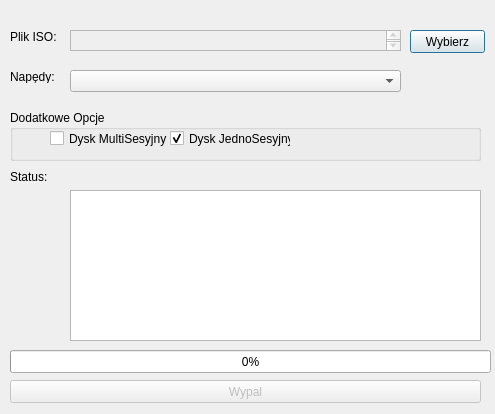
Qt form Easy_Music_Burner/burnisodialog.ui (wp2/EasyMusicBurner) before a commit.
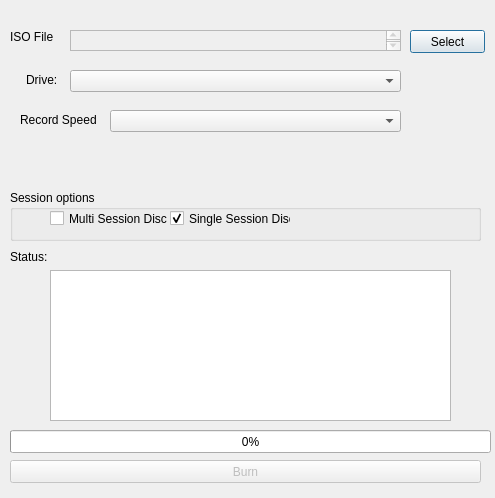
The same form after that commit.

```diff
--- a/Easy_Music_Burner/burnisodialog.ui
+++ b/Easy_Music_Burner/burnisodialog.ui
@@ -7,7 +7,7 @@
     <x>0</x>
     <y>0</y>
     <width>495</width>
-    <height>414</height>
+    <height>498</height>
    </rect>
   </property>
   <property name="windowTitle">
@@ -23,7 +23,7 @@
     </rect>
    </property>
    <property name="text">
-    <string>Plik ISO:</string>
+    <string>ISO File</string>
    </property>
   </widget>
   <widget class="QTextEdit" name="IsoPath">
@@ -49,20 +49,20 @@
     </rect>
    </property>
    <property name="text">
-    <string>Wybierz</string>
+    <string>Select</string>
    </property>
   </widget>
   <widget class="QLabel" name="WritersLabel">
    <property name="geometry">
     <rect>
-     <x>10</x>
+     <x>26</x>
      <y>70</y>
-     <width>47</width>
-     <height>13</height>
+     <width>41</width>
+     <height>20</height>
     </rect>
    </property>
    <property name="text">
-    <string>Napędy:</string>
+    <string>Drive:</string>
    </property>
   </widget>
   <widget class="QComboBox" name="Writers">
@@ -82,20 +82,20 @@
    <property name="geometry">
     <rect>
      <x>10</x>
-     <y>380</y>
+     <y>460</y>
      <width>471</width>
      <height>23</height>
     </rect>
    </property>
    <property name="text">
-    <string>Wypal</string>
+    <string>Burn</string>
    </property>
   </widget>
   <widget class="QLabel" name="StatusLabel">
    <property name="geometry">
     <rect>
      <x>10</x>
-     <y>170</y>
+     <y>250</y>
      <width>47</width>
      <height>13</height>
     </rect>
@@ -107,9 +107,9 @@
   <widget class="QTextBrowser" name="StatusBurn">
    <property name="geometry">
     <rect>
-     <x>70</x>
-     <y>190</y>
-     <width>411</width>
+     <x>50</x>
+     <y>270</y>
+     <width>401</width>
      <height>151</height>
     </rect>
    </property>
@@ -118,13 +118,13 @@
    <property name="geometry">
     <rect>
      <x>10</x>
-     <y>110</y>
+     <y>190</y>
      <width>471</width>
      <height>51</height>
     </rect>
    </property>
    <property name="title">
-    <string>Dodatkowe Opcje</string>
+    <string>Session options</string>
    </property>
    <widget class="QCheckBox" name="MultiSession">
     <property name="geometry">
@@ -136,7 +136,10 @@
      </rect>
     </property>
     <property name="text">
-     <string>Dysk MultiSesyjny</string>
+     <string>Multi Session Disc</string>
+    </property>
+    <property name="checkable">
+     <bool>false</bool>
     </property>
     <property name="autoExclusive">
      <bool>true</bool>
@@ -152,7 +155,7 @@
      </rect>
     </property>
     <property name="text">
-     <string>Dysk JednoSesyjny</string>
+     <string>Single Session Disc</string>
     </property>
     <property name="checked">
      <bool>true</bool>
@@ -169,7 +172,7 @@
    <property name="geometry">
     <rect>
      <x>10</x>
-     <y>350</y>
+     <y>430</y>
      <width>481</width>
      <height>23</height>
     </rect>
@@ -178,6 +181,29 @@
     <number>0</number>
    </property>
   </widget>
+  <widget class="QLabel" name="RecSpeedLabel">
+   <property name="geometry">
+    <rect>
+     <x>20</x>
+     <y>110</y>
+     <width>81</width>
+     <height>20</height>
+    </rect>
+   </property>
+   <property name="text">
+    <string>Record Speed</string>
+   </property>
+  </widget>
+  <widget class="QComboBox" name="RecordSpeed">
+   <property name="geometry">
+    <rect>
+     <x>110</x>
+     <y>110</y>
+     <width>291</width>
+     <height>22</height>
+    </rect>
+   </property>
+  </widget>
  </widget>
  <resources/>
  <connections/>
```
Left out of the diff: 2 changed lines with no effect on the pictures.
